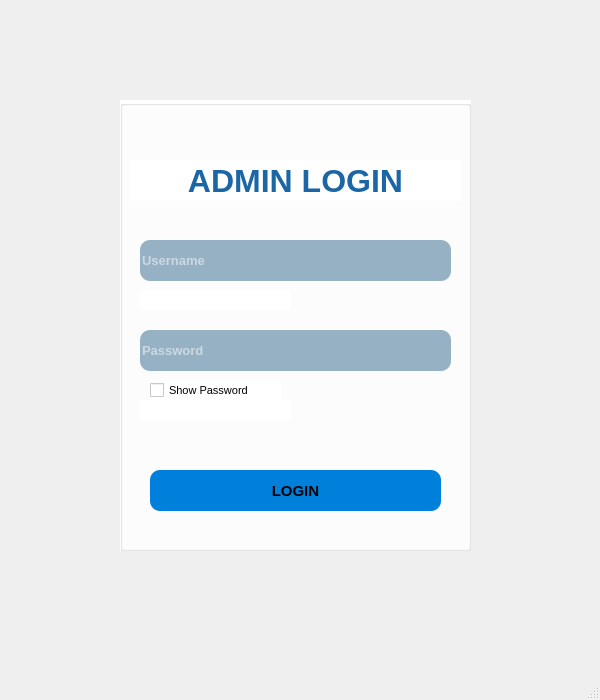
Qt form CarRent/loginadmin.ui (Mani-SSH/Car_Rental) before a commit.
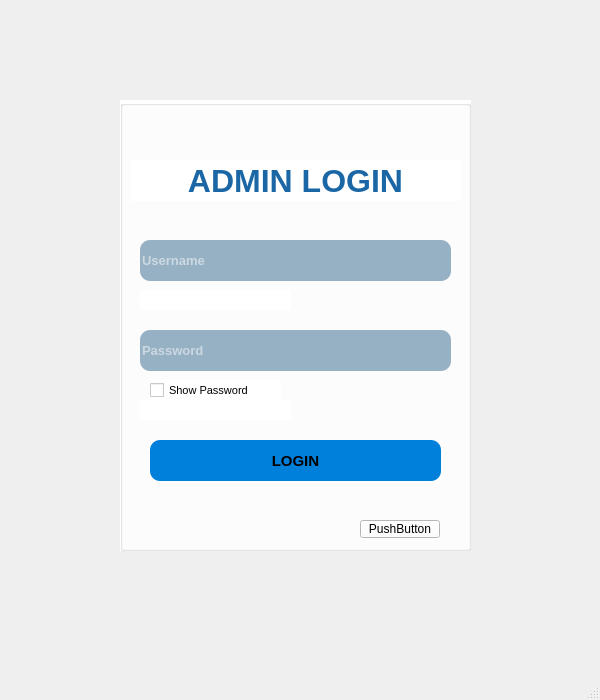
The same form after that commit.

```diff
--- a/CarRent/loginadmin.ui
+++ b/CarRent/loginadmin.ui
@@ -159,7 +159,7 @@
      <property name="geometry">
       <rect>
        <x>30</x>
-       <y>370</y>
+       <y>340</y>
        <width>291</width>
        <height>41</height>
       </rect>
@@ -819,6 +819,19 @@
       <number>0</number>
      </property>
     </widget>
+    <widget class="QPushButton" name="pushButton">
+     <property name="geometry">
+      <rect>
+       <x>240</x>
+       <y>420</y>
+       <width>80</width>
+       <height>18</height>
+      </rect>
+     </property>
+     <property name="text">
+      <string>PushButton</string>
+     </property>
+    </widget>
    </widget>
    <widget class="QLabel" name="label_logo">
     <property name="geometry">
```
Left out of the diff: 2 changed lines with no effect on the pictures.
